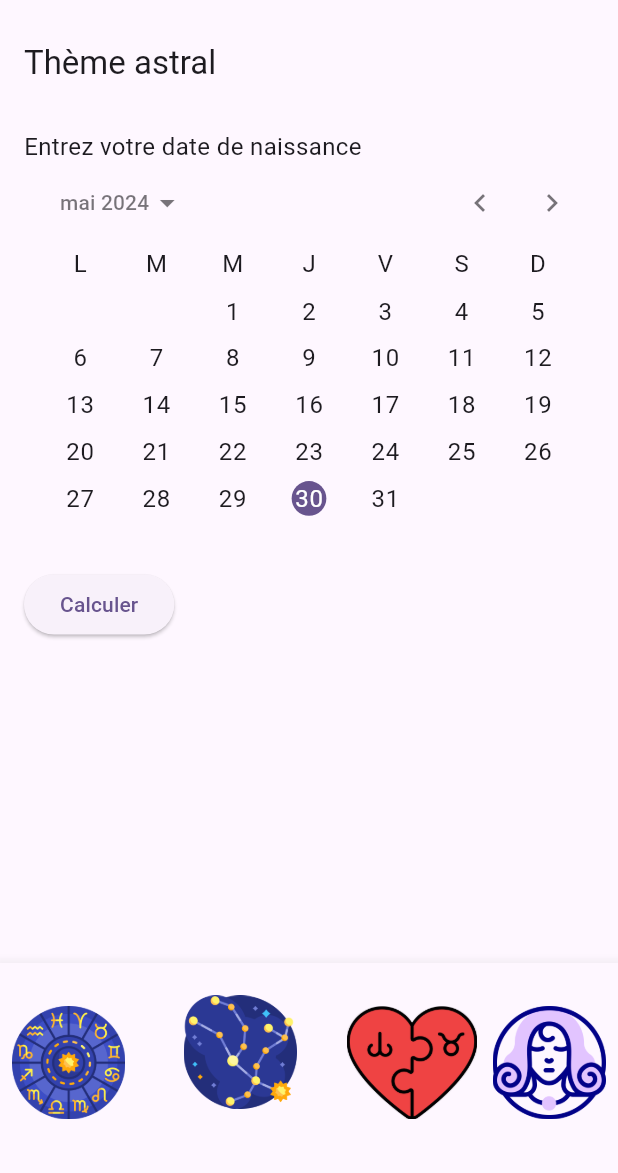
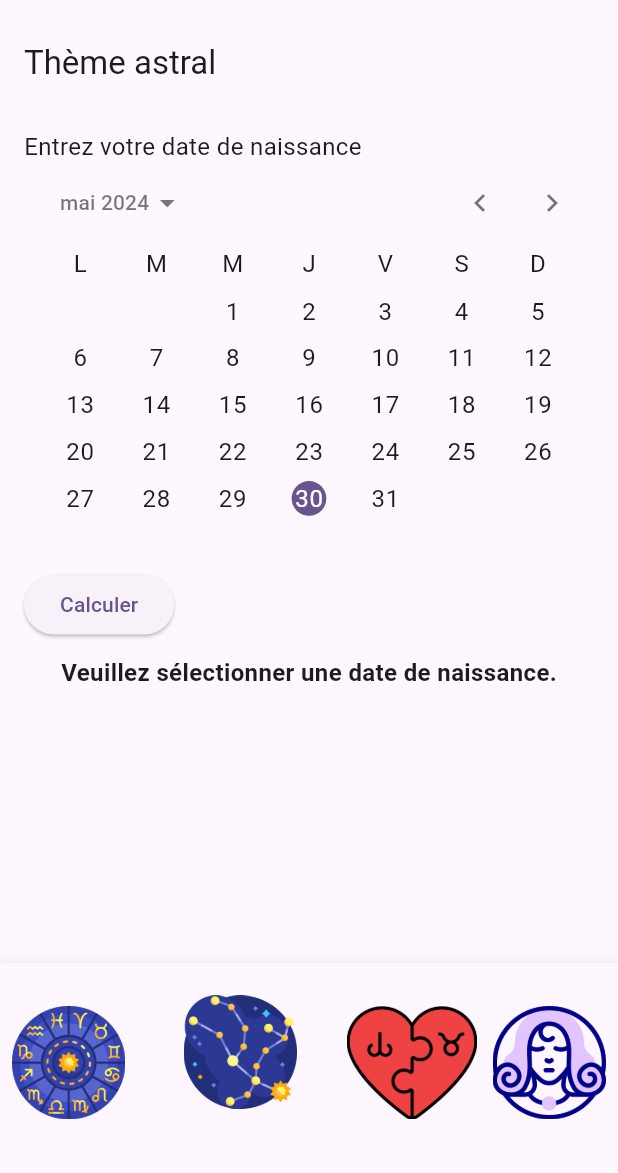
Before and after one commit to Eponas/Boule-de-crystal, a Flutter app: the screen it shows after launch, item 2 of the bottom bar chosen, after a tap on "Calculer", on a phone screen of 412 x 824 dp, the part 63-1236 px from its top. Run offline on Flutter 3.47's test engine with Material 3 defaults, Android fonts, the phone set to English and light mode, and no system bars; our stand-ins replace sqflite; accounts and stored records are empty.

Commit message:
Using database to calculate solar sign and chinese sign in AstralThemePage

```diff
--- a/Boule_de_Crystal/lib/pages/astral_theme_page.dart
+++ b/Boule_de_Crystal/lib/pages/astral_theme_page.dart
@@ -1,7 +1,12 @@
 import 'package:flutter/material.dart';
+import 'package:intl/intl.dart';
+import '../database/database_helper.dart';
+import '../models/chinese_zodiac_sign.dart';
+import '../models/zodiac_sign.dart';
+
 
 class AstralThemePage extends StatefulWidget {
-  const AstralThemePage({Key? key}) : super(key: key);
+  const AstralThemePage({super.key});
 
   @override
   State<AstralThemePage> createState() => _AstralThemePageState();
@@ -9,56 +14,70 @@ class AstralThemePage extends StatefulWidget {
 
 class _AstralThemePageState extends State<AstralThemePage> {
   DateTime? _selectedDate;
-  String? _zodiacSign;
-  String? _chineseZodiacSign;
+  String? _resultMessage;
+  List<ZodiacSign>? _zodiacSigns;
+  List<ChineseZodiacSign>? _chineseZodiacSigns;
+
+  @override
+  void initState() {
+    super.initState();
+    _loadSigns();
+  }
+
+  Future<void> _loadSigns() async {
+    final dbHelper = DatabaseHelper();
+    final zodiacSigns = await dbHelper.getZodiacSigns();
+    final chineseZodiacSigns = await dbHelper.getChineseZodiacSigns();
+
+    setState(() {
+      _zodiacSigns = zodiacSigns;
+      _chineseZodiacSigns = chineseZodiacSigns;
+    });
+  }
+
+  String? _getZodiacSign(DateTime date) {
+    if (_zodiacSigns == null) return null;
+
+    String formattedDate = DateFormat('MM-dd').format(date);
+    for (var sign in _zodiacSigns!) {
+      if (formattedDate.compareTo(sign.dateDebut) >= 0 && formattedDate.compareTo(sign.dateFin) <= 0) {
+        return sign.libelle;
+      } else if (sign.dateDebut.compareTo(sign.dateFin) > 0) {
+        if (formattedDate.compareTo(sign.dateDebut) >= 0 || formattedDate.compareTo(sign.dateFin) <= 0) {
+          return sign.libelle;
+        }
+      }
+    }
+    return null;
+  }
+
+  String? _getChineseZodiacSign(int year) {
+    if (_chineseZodiacSigns == null) return null;
+
+    for (var sign in _chineseZodiacSigns!) {
+      if (sign.year == year) {
+        return sign.animal;
+      }
+    }
+
+    return _chineseZodiacSigns![((year - 1980) % 12)].animal; // cycle de 12 ans
+  }
 
   void _calculate() {
     if (_selectedDate != null) {
+      String? zodiacSign = _getZodiacSign(_selectedDate!);
+      String? chineseZodiacSign = _getChineseZodiacSign(_selectedDate!.year);
+
       setState(() {
-        _zodiacSign = _calculateZodiacSign(_selectedDate!);
-        _chineseZodiacSign = _calculateChineseZodiacSign(_selectedDate!.year);
+        _resultMessage = 'Signe astrologique solaire : ${zodiacSign ?? 'Inconnu'}\n'
+            'Signe astrologique chinois : ${chineseZodiacSign ?? 'Inconnu'}';
       });
     } else {
       setState(() {
-        _zodiacSign = null;
-        _chineseZodiacSign = null;
+        _resultMessage = 'Veuillez sélectionner une date de naissance.';
       });
     }
   }
-
-  String _calculateZodiacSign(DateTime date) {
-    final zodiacSigns = [
-      'Capricorne', 'Verseau', 'Poissons', 'Bélier',
-      'Taureau', 'Gémeaux', 'Cancer', 'Lion',
-      'Vierge', 'Balance', 'Scorpion', 'Sagittaire'
-    ];
-    final zodiacSignDates = [
-      DateTime(0, 1, 20), DateTime(0, 2, 19), DateTime(0, 3, 21), DateTime(0, 4, 20),
-      DateTime(0, 5, 21), DateTime(0, 6, 21), DateTime(0, 7, 23), DateTime(0, 8, 23),
-      DateTime(0, 9, 23), DateTime(0, 10, 23), DateTime(0, 11, 22), DateTime(0, 12, 22)
-    ];
-
-    for (var i = 0; i < zodiacSigns.length; i++) {
-      if (date.month == zodiacSignDates[i].month &&
-          date.day >= zodiacSignDates[i].day) {
-        return zodiacSigns[i];
-      } else if (date.month == zodiacSignDates[(i + 11) % 12].month &&
-          date.day <= zodiacSignDates[(i + 11) % 12].day) {
-        return zodiacSigns[(i + 11) % 12];
-      }
-    }
-    return '';
-  }
-
-  String _calculateChineseZodiacSign(int year) {
-    final chineseZodiacSigns = [
-      'Rat', 'Bœuf', 'Tigre', 'Lapin',
-      'Dragon', 'Serpent', 'Cheval', 'Chèvre',
-      'Singe', 'Coq', 'Chien', 'Cochon'
-    ];
-    return chineseZodiacSigns[(year - 1900) % 12];
-  }
-
 
   @override
   Widget build(BuildContext context) {
@@ -84,8 +103,7 @@ class _AstralThemePageState extends State<AstralThemePage> {
                 onDateChanged: (date) {
                   setState(() {
                     _selectedDate = date;
-                    _zodiacSign = null;
-                    _chineseZodiacSign = null;
+                    _resultMessage = null;
                   });
                 },
               ),
@@ -95,19 +113,11 @@ class _AstralThemePageState extends State<AstralThemePage> {
               child: const Text('Calculer'),
             ),
             const SizedBox(height: 10),
-            if (_zodiacSign != null && _chineseZodiacSign != null)
+            if (_resultMessage != null)
               Center(
-                child: Column(
-                  children: [
-                    Text(
-                      'Signe astrologique solaire : $_zodiacSign',
-                      style: const TextStyle(fontSize: 16.0, fontWeight: FontWeight.bold),
-                    ),
-                    Text(
-                      'Signe astrologique chinois : $_chineseZodiacSign',
-                      style: const TextStyle(fontSize: 16.0, fontWeight: FontWeight.bold),
-                    ),
-                  ],
+                child: Text(
+                  _resultMessage!,
+                  style: const TextStyle(fontSize: 16.0, fontWeight: FontWeight.bold),
                 ),
               ),
           ],
```
